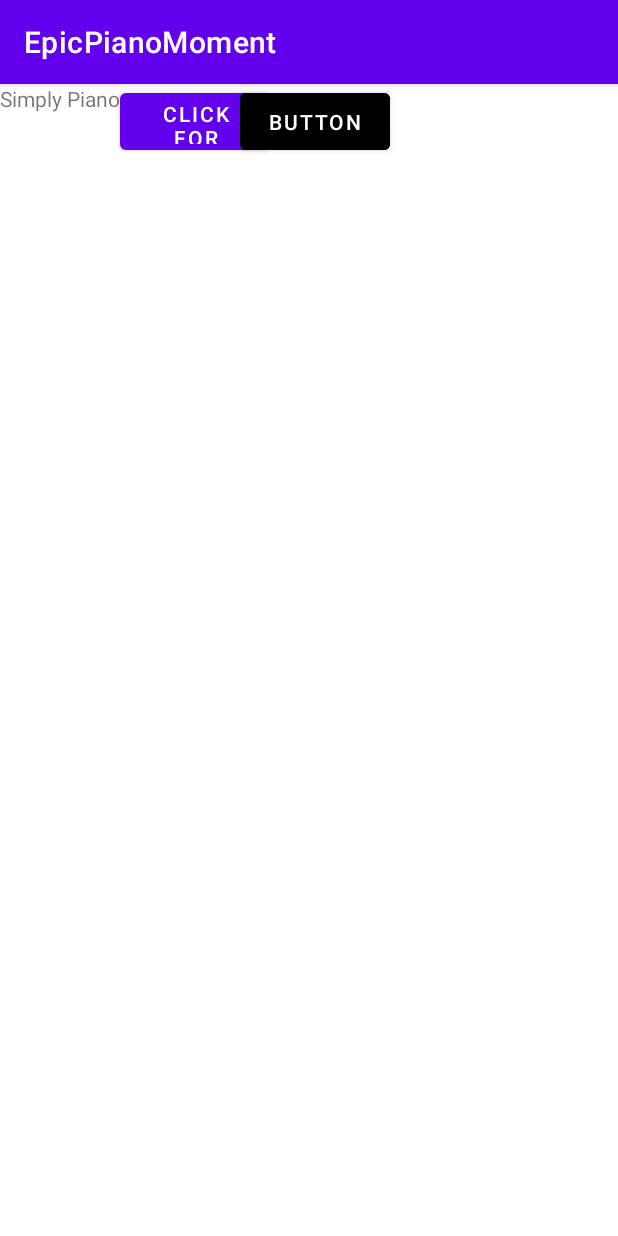
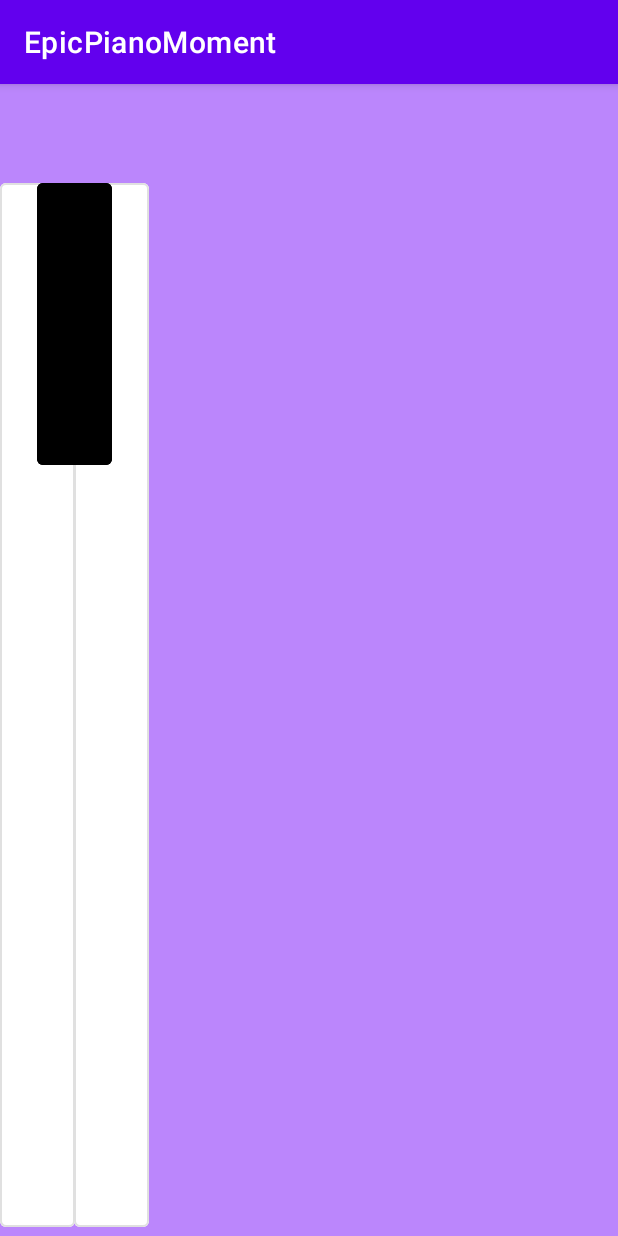
Before and after one commit to MarioARC/EpicPianoMoment, an Android app: the screen it shows after launch (MainActivity), on a phone screen of 412 x 824 dp. Run offline under Robolectric (Android 15) with nearby library versions, the phone set to English and light mode, and no system bars.

Commit message:
added more buttons and changed to look like piano keys

```diff
--- a/app/src/main/res/layout/activity_main.xml
+++ b/app/src/main/res/layout/activity_main.xml
@@ -5,30 +5,40 @@
     android:layout_width="match_parent"
     android:layout_height="match_parent"
     android:orientation="vertical"
+    android:background="@color/purple_200"
     tools:context=".MainActivity">
 
-    <TextView
-        android:id="@+id/tv"
-        android:layout_width="wrap_content"
-        android:layout_height="wrap_content"
-        android:text="Simply Piano" />
+    <Button
+        android:id="@+id/o0keyD"
+        android:layout_width="50dp"
+        android:layout_height="match_parent"
+        android:layout_marginTop="60dp"
+        android:backgroundTint="@color/white"
+        android:onClick="click"
+        style="@style/Widget.MaterialComponents.Button.OutlinedButton"
+        />
 
     <Button
-        android:id="@+id/button"
-        android:layout_width="100dp"
-        android:layout_height="50dp"
-        android:layout_toRightOf="@+id/tv"
+        android:id="@+id/o0keyE"
+        android:layout_width="50dp"
+        android:layout_height="match_parent"
+        android:layout_marginLeft="-25dp"
+        android:layout_marginTop="60dp"
+        android:layout_toRightOf="@+id/o0keyDsharp"
+        android:backgroundTint="@color/white"
         android:onClick="click"
-        android:text="Click for Sound"
-        tools:ignore="UnknownId" />
+        style="@style/Widget.MaterialComponents.Button.OutlinedButton"
+        />
 
     <Button
-        android:id="@+id/button2"
-        android:layout_width="100dp"
-        android:layout_height="50dp"
-        android:layout_toRightOf="@+id/button"
-        android:layout_marginLeft="-20dp"
+        android:id="@+id/o0keyDsharp"
+        android:layout_width="50dp"
+        android:layout_height="200dp"
+        android:layout_toRightOf="@+id/o0keyD"
+        android:layout_marginLeft="-25dp"
+        android:layout_marginTop="60dp"
         android:backgroundTint="@color/black"
-        android:text="Button" />
+        style="@style/Widget.MaterialComponents.Button.OutlinedButton"
+        />
 
 </RelativeLayout>
```
